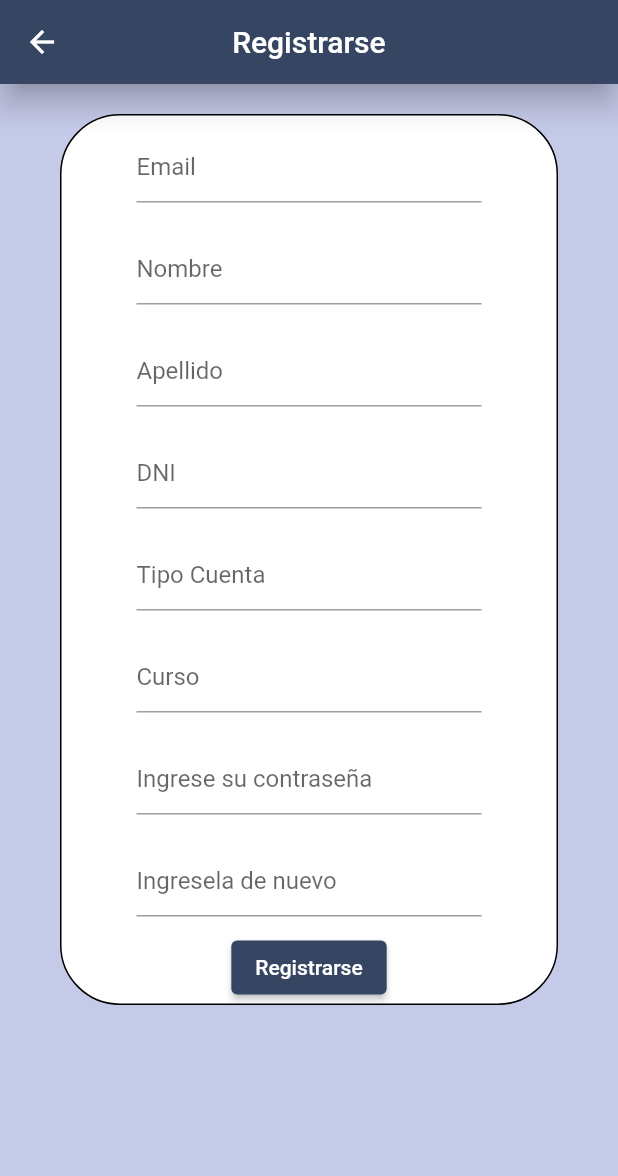
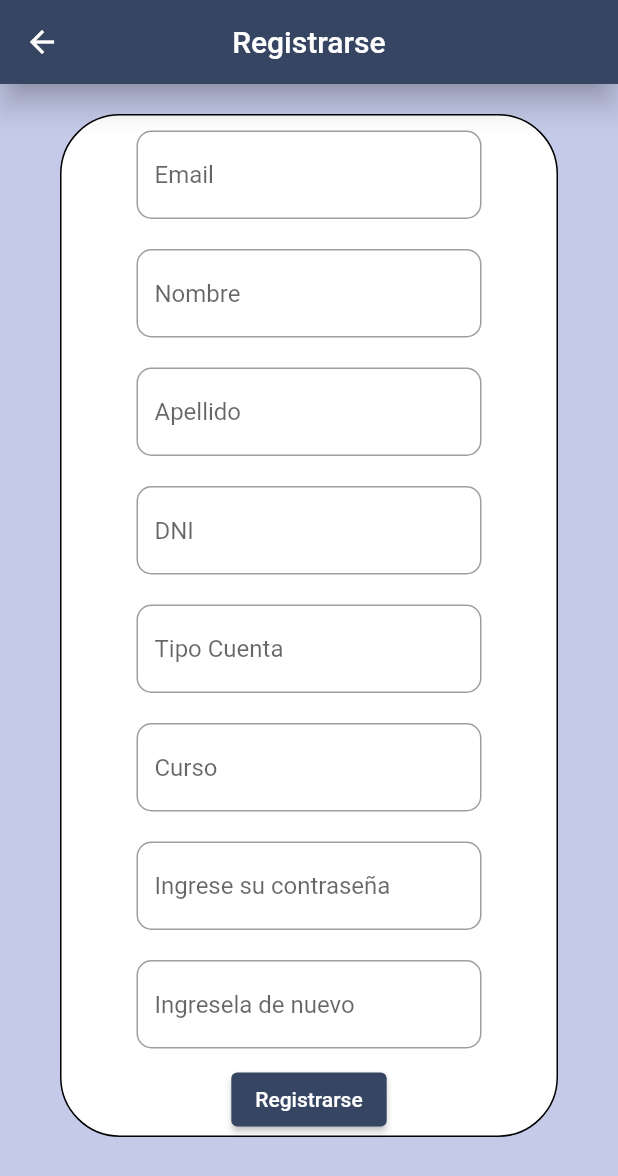
Before and after one commit to Julian-Alcaraz/schollinorder, a Flutter app: the LoginPage screen opened by its route, after a tap on "Crear Cuenta", on a phone screen of 412 x 824 dp. Shown: the top 1176 px of the screen. Run offline on Flutter 3.47's test engine with Material 2 defaults, Android fonts, the phone set to English and light mode, and no system bars.

Commit message:
avances de clases

```diff
--- a/lib/UI/src/pages/login/crearcuenta.dart
+++ b/lib/UI/src/pages/login/crearcuenta.dart
@@ -51,87 +51,111 @@ class CrearCuenta extends StatelessWidget {
 Widget campoemail() {
   return Container(
       padding: EdgeInsets.symmetric(horizontal: 50, vertical: 10),
-    child: TextField(
+      child: TextFormField(
         decoration: InputDecoration(
           hintText: "Email",
+          border: OutlineInputBorder(
+            borderRadius: BorderRadius.all(Radius.circular(10)),
           ),
         ),
-  );
+        validator: (value) => value.isEmpty ? "Campo requerido" : null,
+      ));
 }
 
 Widget camponombre() {
   return Container(
       padding: EdgeInsets.symmetric(horizontal: 50, vertical: 10),
-    child: TextField(
+      child: TextFormField(
         decoration: InputDecoration(
           hintText: "Nombre",
+          border: OutlineInputBorder(
+            borderRadius: BorderRadius.all(Radius.circular(10)),
           ),
         ),
-  );
+        validator: (value) => value.isEmpty ? "Campo requerido" : null,
+      ));
 }
 
 Widget campoapellido() {
   return Container(
       padding: EdgeInsets.symmetric(horizontal: 50, vertical: 10),
-    child: TextField(
+      child: TextFormField(
         decoration: InputDecoration(
           hintText: "Apellido",
+          border: OutlineInputBorder(
+            borderRadius: BorderRadius.all(Radius.circular(10)),
           ),
         ),
-  );
+        validator: (value) => value.isEmpty ? "Campo requerido" : null,
+      ));
 }
 
 Widget campodni() {
   return Container(
       padding: EdgeInsets.symmetric(horizontal: 50, vertical: 10),
-    child: TextField(
+      child: TextFormField(
         decoration: InputDecoration(
           hintText: "DNI",
+          border: OutlineInputBorder(
+            borderRadius: BorderRadius.all(Radius.circular(10)),
           ),
         ),
-  );
+        validator: (value) => value.isEmpty ? "Campo requerido" : null,
+      ));
 }
 
 Widget campotipocuenta() {
   return Container(
       padding: EdgeInsets.symmetric(horizontal: 50, vertical: 10),
-    child: TextField(
+      child: TextFormField(
         decoration: InputDecoration(
           hintText: "Tipo Cuenta",
+          border: OutlineInputBorder(
+            borderRadius: BorderRadius.all(Radius.circular(10)),
           ),
         ),
-  );
+        validator: (value) => value.isEmpty ? "Campo requerido" : null,
+      ));
 }
 
 Widget campocurso() {
   return Container(
       padding: EdgeInsets.symmetric(horizontal: 50, vertical: 10),
-    child: TextField(
+      child: TextFormField(
         decoration: InputDecoration(
           hintText: "Curso",
+          border: OutlineInputBorder(
+            borderRadius: BorderRadius.all(Radius.circular(10)),
           ),
         ),
-  );
+        validator: (value) => value.isEmpty ? "Campo requerido" : null,
+      ));
 }
 
 Widget campocontrasena() {
   return Container(
       padding: EdgeInsets.symmetric(horizontal: 50, vertical: 10),
-    child: TextField(
+      child: TextFormField(
         decoration: InputDecoration(
           hintText: "Ingrese su contraseña",
+          border: OutlineInputBorder(
+            borderRadius: BorderRadius.all(Radius.circular(10)),
           ),
         ),
-  );
+        validator: (value) => value.isEmpty ? "Campo requerido" : null,
+      ));
 }
 
 Widget campoconfirmacioncontrasena() {
   return Container(
       padding: EdgeInsets.symmetric(horizontal: 50, vertical: 10),
-    child: TextField(
+      child: TextFormField(
         decoration: InputDecoration(
           hintText: "Ingresela de nuevo",
+          border: OutlineInputBorder(
+            borderRadius: BorderRadius.all(Radius.circular(10)),
           ),
         ),
-  );
+        validator: (value) => value.isEmpty ? "Campo requerido" : null,
+      ));
 }
--- a/lib/UI/src/pages/login/login.dart
+++ b/lib/UI/src/pages/login/login.dart
@@ -64,20 +64,29 @@ class LoginPage extends StatelessWidget {
 Widget campousuario() {
   return Container(
     padding: EdgeInsets.symmetric(horizontal: 50, vertical: 10),
-    child: TextField(
-        decoration: InputDecoration(
-      hintText: "Usuario/Email",
-    )),
+    child: TextFormField(
+      decoration: InputDecoration(
+        hintText: "Usuario/Email",
+        border: OutlineInputBorder(
+          borderRadius: BorderRadius.all(Radius.circular(10)),
+        ),
+      ),
+      validator: (value) => value.isEmpty ? "Campo requerido" : null,
+    ),
   );
 }
 
 Widget campocontrasena() {
   return Container(
     padding: EdgeInsets.symmetric(horizontal: 50, vertical: 10),
-    child: TextField(
-        obscureText: true,
-        decoration: InputDecoration(
+    child: TextFormField(
+      obscureText: true,
+      decoration: InputDecoration(
           hintText: "Contraseña",
-        )),
+          border: OutlineInputBorder(
+            borderRadius: BorderRadius.all(Radius.circular(10)),
+          )),
+      validator: (value) => value.isEmpty ? "Campo requerido" : null,
+    ),
   );
 }
```
Lines whose indentation alone changed are shown as unchanged.
